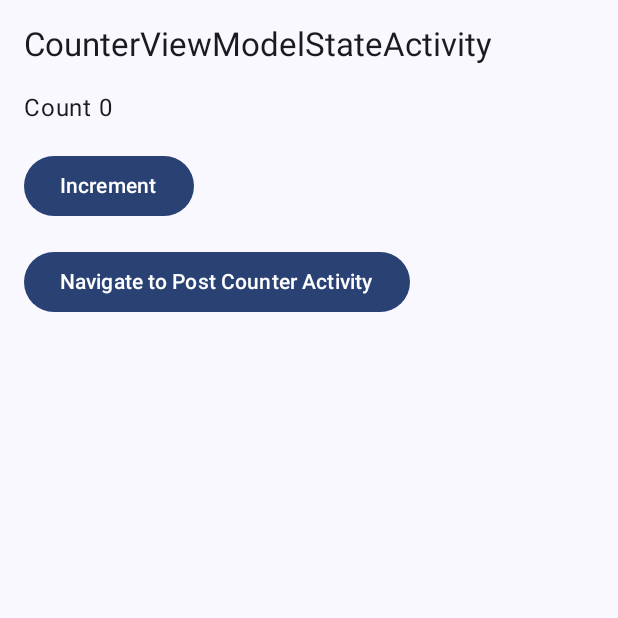
After one commit to PaulKlauser/DontKeepActivities, an Android app built with Jetpack Compose: the CounterViewModelStateActivity screen opened directly, with no data from a screen before it, on a phone screen of 412 x 824 dp, the top half of it. The commit adds this screen. Run offline under Robolectric (Android 15) with nearby library versions, the phone set to English and light mode, and no system bars.

Commit message:
Add example to contrast don't keep activities with bg process limit

```diff
--- a/app/src/main/AndroidManifest.xml
+++ b/app/src/main/AndroidManifest.xml
@@ -15,7 +15,6 @@
         <activity
             android:name=".MainActivity"
             android:exported="true"
-            android:label="@string/app_name"
             android:theme="@style/Theme.BgActivitiesTesting">
             <intent-filter>
                 <action android:name="android.intent.action.MAIN" />
@@ -23,6 +22,9 @@
                 <category android:name="android.intent.category.LAUNCHER" />
             </intent-filter>
         </activity>
+        <activity android:name=".counter.viewmodelstate.CounterViewModelStateActivity" />
+        <activity android:name=".counter.appstate.CounterAppStateActivity" />
+        <activity android:name=".counter.PostCounterActivity" />
     </application>
 
 </manifest>
--- /dev/null
+++ b/app/src/main/java/com/example/bgactivitiestesting/counter/viewmodelstate/CounterActivityViewModel.kt
@@ -0,0 +1,16 @@
+package com.example.bgactivitiestesting.counter.viewmodelstate
+
+import androidx.lifecycle.ViewModel
+import kotlinx.coroutines.flow.MutableStateFlow
+import kotlinx.coroutines.flow.asStateFlow
+import kotlinx.coroutines.flow.update
+
+class CounterActivityViewModel : ViewModel() {
+
+    private val _count = MutableStateFlow(0)
+    val count = _count.asStateFlow()
+
+    fun increment() {
+        _count.update { it + 1 }
+    }
+}
--- /dev/null
+++ b/app/src/main/java/com/example/bgactivitiestesting/counter/viewmodelstate/CounterViewModelStateActivity.kt
@@ -0,0 +1,72 @@
+package com.example.bgactivitiestesting.counter.viewmodelstate
+
+import android.content.Intent
+import android.os.Bundle
+import androidx.activity.ComponentActivity
+import androidx.activity.compose.setContent
+import androidx.activity.enableEdgeToEdge
+import androidx.activity.viewModels
+import androidx.compose.foundation.layout.Column
+import androidx.compose.foundation.layout.padding
+import androidx.compose.material3.Button
+import androidx.compose.material3.Scaffold
+import androidx.compose.material3.Text
+import androidx.compose.runtime.getValue
+import androidx.compose.ui.Modifier
+import androidx.compose.ui.unit.dp
+import androidx.lifecycle.compose.collectAsStateWithLifecycle
+import com.example.bgactivitiestesting.counter.PostCounterActivity
+import com.example.bgactivitiestesting.ui.theme.BgActivitiesTestingTheme
+import com.example.bgactivitiestesting.ui.theme.Typography
+
+class CounterViewModelStateActivity : ComponentActivity() {
+
+    val viewModel by viewModels<CounterActivityViewModel>()
+
+    override fun onCreate(savedInstanceState: Bundle?) {
+        super.onCreate(savedInstanceState)
+        enableEdgeToEdge()
+        setContent {
+            BgActivitiesTestingTheme {
+                Scaffold { paddingValues ->
+                    Column(
+                        modifier = Modifier
+                            .padding(paddingValues)
+                            .padding(16.dp)
+                    ) {
+                        Text(
+                            text = "CounterViewModelStateActivity",
+                            style = Typography.titleLarge
+                        )
+                        val count by viewModel.count.collectAsStateWithLifecycle()
+                        Text(
+                            text = "Count $count",
+                            modifier = Modifier.padding(top = 16.dp)
+                        )
+
+                        Button(
+                            onClick = { viewModel.increment() },
+                            modifier = Modifier.padding(top = 16.dp)
+                        ) {
+                            Text("Increment")
+                        }
+
+                        Button(
+                            onClick = {
+                                startActivity(
+                                    Intent(
+                                        this@CounterViewModelStateActivity,
+                                        PostCounterActivity::class.java
+                                    )
+                                )
+                            },
+                            modifier = Modifier.padding(top = 16.dp)
+                        ) {
+                            Text("Navigate to Post Counter Activity")
+                        }
+                    }
+                }
+            }
+        }
+    }
+}
```
Also changed, not shown: app/src/main/java/com/example/bgactivitiestesting/MainActivity.kt (+30 -0 lines), app/src/main/java/com/example/bgactivitiestesting/counter/PostCounterActivity.kt (added, +33 -0 lines), app/src/main/java/com/example/bgactivitiestesting/counter/appstate/CounterAppStateActivity.kt (added, +69 -0 lines), app/src/main/java/com/example/bgactivitiestesting/counter/appstate/CounterRepository.kt (added, +14 -0 lines), 1 other file.
